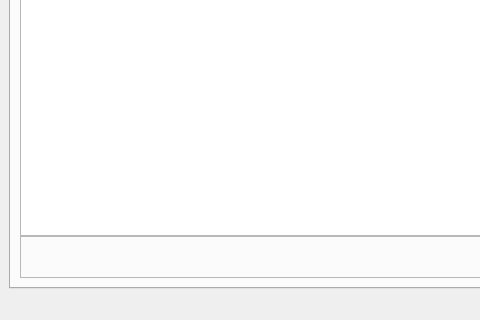
Before: the Qt Designer form ui/MainWindow.ui in Sirraide/smyth, drawn with Qt 5; both pictures show x 0 to 480 and y 280 to 600 of the 800 by 600 pixel window.
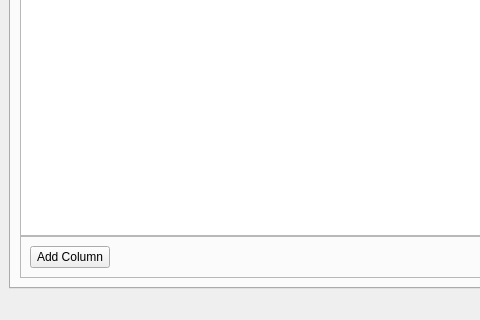
After: the same form once the commit is applied. Custom widgets are drawn as their Qt base class.

Commit message: [Dictionary] Adding rows and columns

```diff
--- a/ui/MainWindow.ui
+++ b/ui/MainWindow.ui
@@ -603,6 +603,13 @@
               <enum>QFrame::Raised</enum>
              </property>
              <layout class="QHBoxLayout" name="horizontalLayout_9">
+              <item>
+               <widget class="QPushButton" name="dictionary_add_column">
+                <property name="text">
+                 <string>Add Column</string>
+                </property>
+               </widget>
+              </item>
               <item>
                <spacer name="horizontalSpacer_5">
                 <property name="orientation">
```
Left out of the diff: 17 changed lines with no effect on the pictures. The commit also changes 6 other files.
